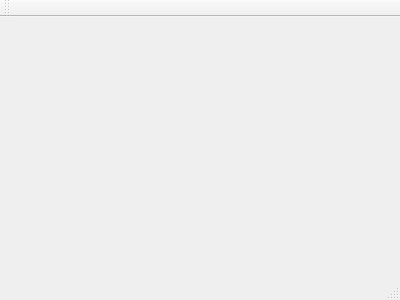
Old version of the form mainwindow.ui in the repository BestSean2016/decoding.
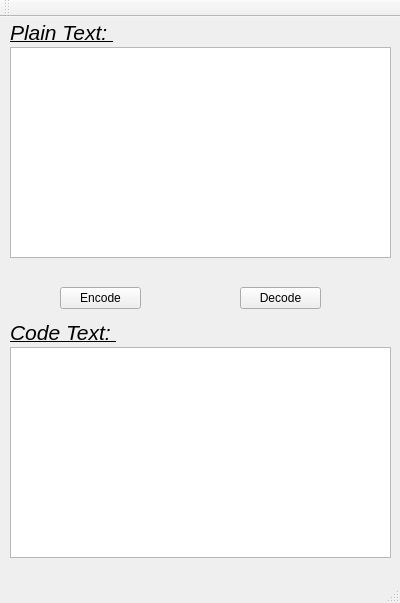
New version of the form.

Commit message: fist version UI design

Diff of the .ui file:
```diff
--- a/mainwindow.ui
+++ b/mainwindow.ui
@@ -1,24 +1,112 @@
 <ui version="4.0">
  <class>MainWindow</class>
- <widget class="QMainWindow" name="MainWindow" >
-  <property name="geometry" >
+ <widget class="QMainWindow" name="MainWindow">
+  <property name="geometry">
    <rect>
     <x>0</x>
     <y>0</y>
     <width>400</width>
-    <height>300</height>
+    <height>603</height>
    </rect>
   </property>
   <property name="windowTitle" >
    <string>MainWindow</string>
   </property>
-  <widget class="QMenuBar" name="menuBar" />
-  <widget class="QToolBar" name="mainToolBar" />
-  <widget class="QWidget" name="centralWidget" />
-  <widget class="QStatusBar" name="statusBar" />
+  <widget class="QWidget" name="centralWidget">
+   <widget class="QLabel" name="labelPlainText">
+    <property name="geometry">
+     <rect>
+      <x>10</x>
+      <y>0</y>
+      <width>161</width>
+      <height>31</height>
+     </rect>
+    </property>
+    <property name="text">
+     <string>&lt;html&gt;&lt;head/&gt;&lt;body&gt;&lt;p&gt;&lt;span style=&quot; font-size:16pt; font-style:italic; text-decoration: underline;&quot;&gt;Plain Text: &lt;/span&gt;&lt;/p&gt;&lt;/body&gt;&lt;/html&gt;</string>
+    </property>
+   </widget>
+   <widget class="QTextEdit" name="txPlainText">
+    <property name="geometry">
+     <rect>
+      <x>10</x>
+      <y>30</y>
+      <width>381</width>
+      <height>211</height>
+     </rect>
+    </property>
+   </widget>
+   <widget class="QPushButton" name="pbEncoding">
+    <property name="geometry">
+     <rect>
+      <x>60</x>
+      <y>270</y>
+      <width>81</width>
+      <height>22</height>
+     </rect>
+    </property>
+    <property name="text">
+     <string>Encode</string>
+    </property>
+   </widget>
+   <widget class="QPushButton" name="pbDecoding">
+    <property name="geometry">
+     <rect>
+      <x>240</x>
+      <y>270</y>
+      <width>81</width>
+      <height>22</height>
+     </rect>
+    </property>
+    <property name="text">
+     <string>Decode</string>
+    </property>
+   </widget>
+   <widget class="QTextEdit" name="txCodeText">
+    <property name="geometry">
+     <rect>
+      <x>10</x>
+      <y>330</y>
+      <width>381</width>
+      <height>211</height>
+     </rect>
+    </property>
+   </widget>
+   <widget class="QLabel" name="labelCodeText">
+    <property name="geometry">
+     <rect>
+      <x>10</x>
+      <y>300</y>
+      <width>161</width>
+      <height>31</height>
+     </rect>
+    </property>
+    <property name="text">
+     <string>&lt;html&gt;&lt;head/&gt;&lt;body&gt;&lt;p&gt;&lt;span style=&quot; font-size:16pt; font-style:italic; text-decoration: underline;&quot;&gt;Code Text: &lt;/span&gt;&lt;/p&gt;&lt;/body&gt;&lt;/html&gt;</string>
+    </property>
+   </widget>
+  </widget>
+  <widget class="QMenuBar" name="menuBar">
+   <property name="geometry">
+    <rect>
+     <x>0</x>
+     <y>0</y>
+     <width>400</width>
+     <height>19</height>
+    </rect>
+   </property>
+  </widget>
+  <widget class="QToolBar" name="mainToolBar">
+   <attribute name="toolBarArea">
+    <enum>TopToolBarArea</enum>
+   </attribute>
+   <attribute name="toolBarBreak">
+    <bool>false</bool>
+   </attribute>
+  </widget>
+  <widget class="QStatusBar" name="statusBar"/>
  </widget>
- <layoutDefault spacing="6" margin="11" />
- <pixmapfunction></pixmapfunction>
+ <layoutdefault spacing="6" margin="11"/>
  <resources/>
  <connections/>
 </ui>
```
Left out of the diff: 5 changed lines with no effect on the pictures.
